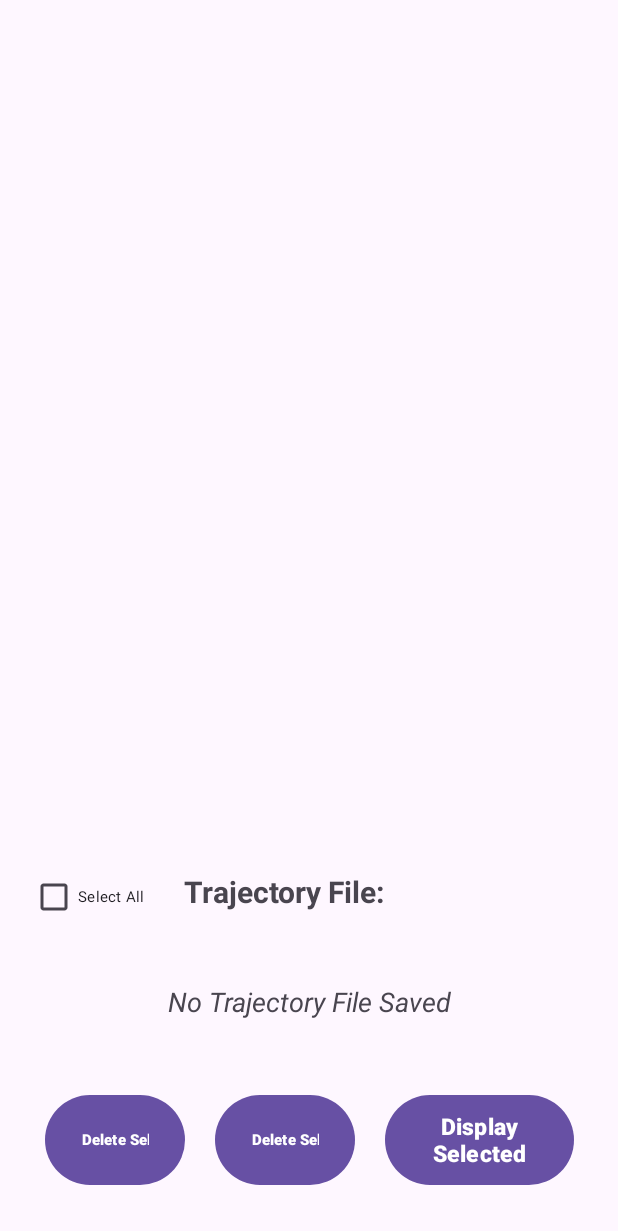
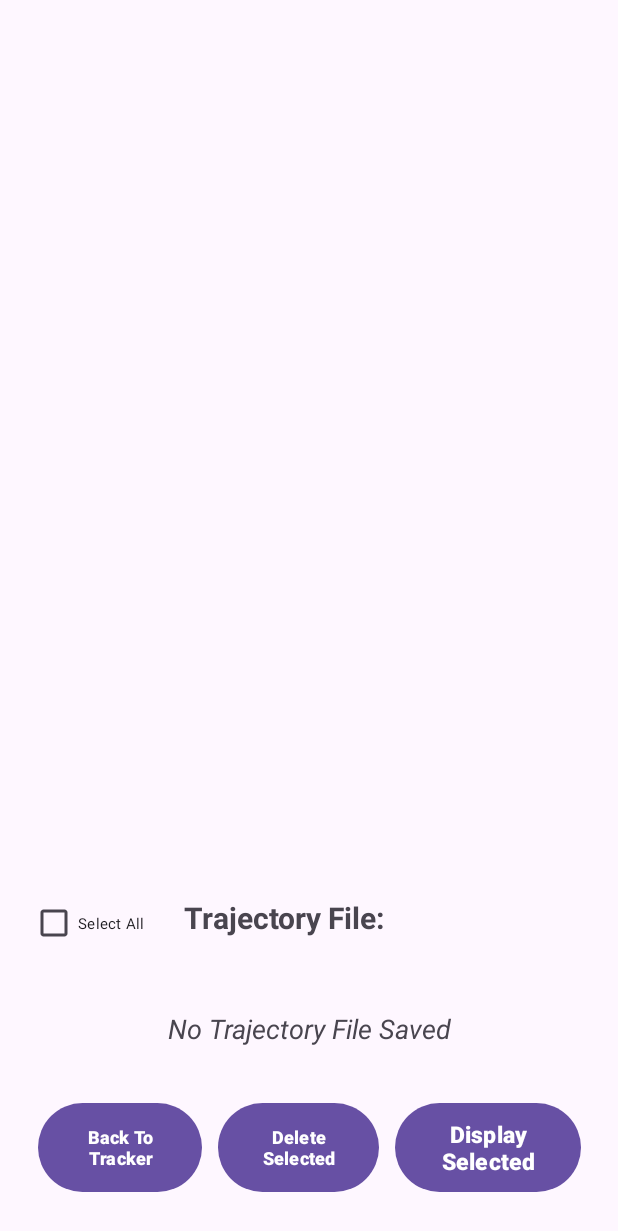
Before and after one commit to DRBondyaleJuez/LocationTrayectoryDrawing, an Android app: the screen it shows after launch (MainActivity), after a tap on "Go to Visualizer", on a phone screen of 412 x 824 dp. Shown: the top 1231 px of the screen. Run offline under Robolectric (Android 15) with nearby library versions, the phone set to English and light mode, and no system bars; 2 other taps on this screen came first.

Commit message:
Implemented the code neccesary to move between the two views/layouts through one button clicking. Some modifications were necesary for the proper functioning of the persistence since the folder of the files contain files which did not belong to trajectories.

```diff
--- a/app/src/main/java/com/locationtrayectorydrawing/MainActivity.java
+++ b/app/src/main/java/com/locationtrayectorydrawing/MainActivity.java
@@ -13,9 +13,7 @@ public class MainActivity extends AppCompatActivity {
     protected void onCreate(Bundle savedInstanceState) {
         super.onCreate(savedInstanceState);
         setContentView(R.layout.activity_main);
-        //setContentView(R.layout.saved_trajectories_visualizer);
         new MainViewController(this);
-        //new TrajectoriesVisualizerViewController(this);
     }
 
 
--- a/app/src/main/java/controller/MainController.java
+++ b/app/src/main/java/controller/MainController.java
@@ -86,7 +86,7 @@ public class MainController implements LocationControllerObserver, MainControlle
         DateFormat dateFormat = new SimpleDateFormat("yyyy_MM_dd_HH_mm_ss");
         Date date = new Date();
         String currentDateTime = dateFormat.format(date);
-        String filename = "Trajectory_at_" + currentDateTime + ".txt";
+        String filename = "Trajectory_at_" + currentDateTime;
 
         //Formatting the data for storage
         String data = "";
--- a/app/src/main/java/persistence/PersistenceManager.java
+++ b/app/src/main/java/persistence/PersistenceManager.java
@@ -15,9 +15,10 @@ import java.util.ArrayList;
 
 public class PersistenceManager {
 
-    private static String STORAGE_PATH = "";
+
     private Activity mainActivity;
-
+    private static String STORAGE_PATH = "/trajectory_files/";
+    private static String EXTENSION = ".txt";
     public PersistenceManager(Activity mainActivity) {
         this.mainActivity = mainActivity;
     }
@@ -30,9 +31,9 @@ public class PersistenceManager {
         FileOutputStream fileOutputStream = null;
 
         try {
-            fileOutputStream = mainActivity.openFileOutput(filename, Context.MODE_PRIVATE);
+            fileOutputStream = mainActivity.openFileOutput(filename + EXTENSION, Context.MODE_PRIVATE);
             fileOutputStream.write(data.getBytes());
-            Toast.makeText(mainActivity, "Saved to " + mainActivity.getFilesDir() + "/" + filename,Toast.LENGTH_LONG).show();
+            Toast.makeText(mainActivity, "Saved to " + mainActivity.getFilesDir() + filename + EXTENSION,Toast.LENGTH_LONG).show();
         } catch (FileNotFoundException e) {
             throw new RuntimeException(e);
         } catch (IOException e) {
--- a/app/src/main/java/viewController/MainViewController.java
+++ b/app/src/main/java/viewController/MainViewController.java
@@ -66,7 +66,10 @@ public class MainViewController implements MainControllerObserver {
         return new View.OnClickListener() {
             @Override
             public void onClick(View v) {
+                continuousLocationSwitch.setChecked(false);
+                continuousLocationSwitchChange();
                 activity.setContentView(R.layout.saved_trajectories_visualizer);
+                new TrajectoriesVisualizerViewController(activity);
             }
         };
     }
@@ -87,6 +90,13 @@ public class MainViewController implements MainControllerObserver {
             @Override
             public void onClick(View view) {
 
+                continuousLocationSwitchChange();
+
+            }
+        };
+    }
+
+    private void continuousLocationSwitchChange() {
         if(continuousLocationSwitch.isChecked()) {
             Toast.makeText(activity, "Obtaining continuous location data.", Toast.LENGTH_LONG).show();
 
@@ -97,8 +107,6 @@ public class MainViewController implements MainControllerObserver {
             controller.stopContinuousUpdateLocation();
             setEmptyLocationInfo();
         }
-            }
-        };
     }
 
     private void setEmptyLocationInfo() {
--- a/app/src/main/java/viewController/TrajectoriesVisualizerViewController.java
+++ b/app/src/main/java/viewController/TrajectoriesVisualizerViewController.java
@@ -80,6 +80,7 @@ public class TrajectoriesVisualizerViewController {
         return new View.OnClickListener() {
             @Override
             public void onClick(View v) {
+                System.out.println(">>>>>>>>>>>>>>>>>>>>>>>>>>>>>>>>>>>>>>>>>>>>>>DELETE BUTTON CLICKED");
 
             }
         };
@@ -90,7 +91,9 @@ public class TrajectoriesVisualizerViewController {
         return new View.OnClickListener() {
             @Override
             public void onClick(View v) {
+                System.out.println(">>>>>>>>>>>>>>>>>>>>>>>>>>>>>>>>>>>>>>>>>>>>>> CHANGE VIEWCLICKED");
                 activity.setContentView(R.layout.activity_main);
+                new MainViewController(activity);
             }
         };
     }
--- a/app/src/main/res/layout/saved_trajectories_visualizer.xml
+++ b/app/src/main/res/layout/saved_trajectories_visualizer.xml
@@ -78,37 +78,35 @@
             android:id="@+id/backToTrackerButton"
             android:layout_width="wrap_content"
             android:layout_height="match_parent"
+            android:layout_margin="5dp"
             android:layout_weight="0.4"
-            android:ems="10"
-            android:inputType="textPersonName"
-            android:text="Delete Selected"
-            android:textSize="10dp"
-            android:textStyle="bold"
-            android:layout_margin="10dp"/>
+            android:text="Back To Tracker"
+            android:textAlignment="center"
+            android:textSize="12dp"
+            android:textStyle="bold" />
 
         <Button
             android:id="@+id/deleteButton"
             android:layout_width="wrap_content"
             android:layout_height="match_parent"
+            android:layout_margin="5dp"
             android:layout_weight="0.4"
-            android:ems="10"
-            android:inputType="textPersonName"
             android:text="Delete Selected"
-            android:textSize="10dp"
-            android:textStyle="bold"
-            android:layout_margin="10dp"/>
+            android:textAlignment="center"
+            android:textSize="12dp"
+            android:textStyle="bold" />
 
 
         <Button
             android:id="@+id/displayButton"
             android:layout_width="wrap_content"
             android:layout_height="match_parent"
+            android:layout_margin="5dp"
             android:layout_weight="0.6"
             android:text="Display Selected"
             android:textAlignment="center"
             android:textSize="15dp"
-            android:textStyle="bold"
-            android:layout_margin="10dp"/>
+            android:textStyle="bold" />
 
     </LinearLayout>
 
```
Also changed, not shown: app/src/main/java/controller/TrajectoriesVisualizerController.java (+8 -5 lines). Lines whose indentation alone changed are shown as unchanged.
